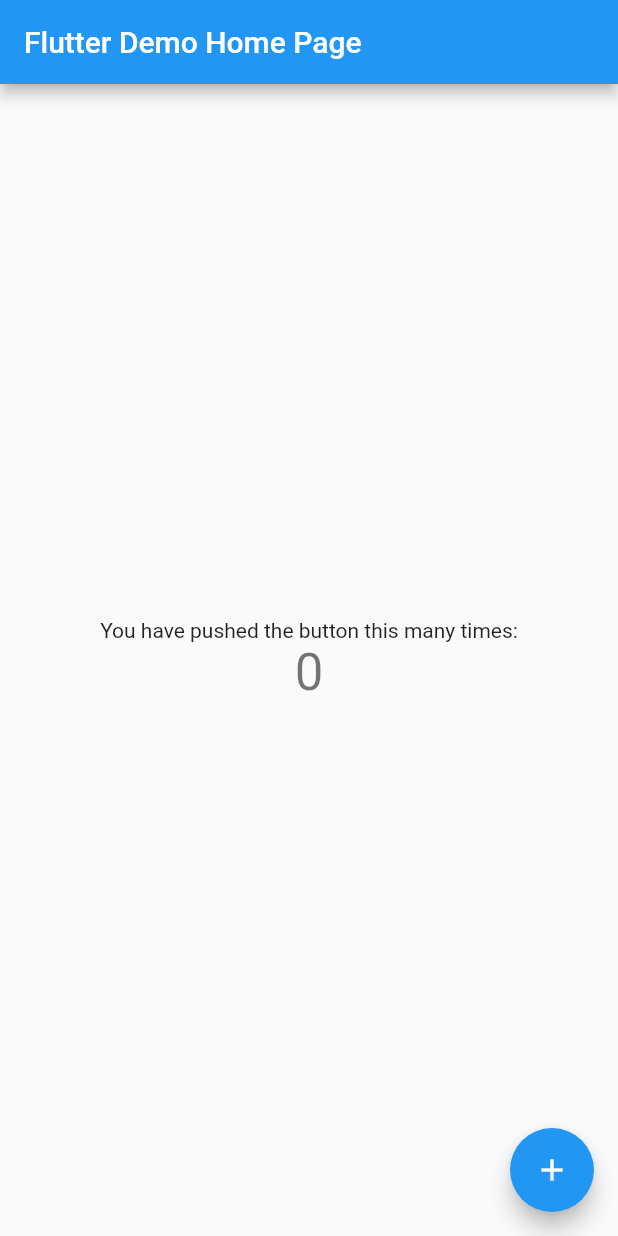
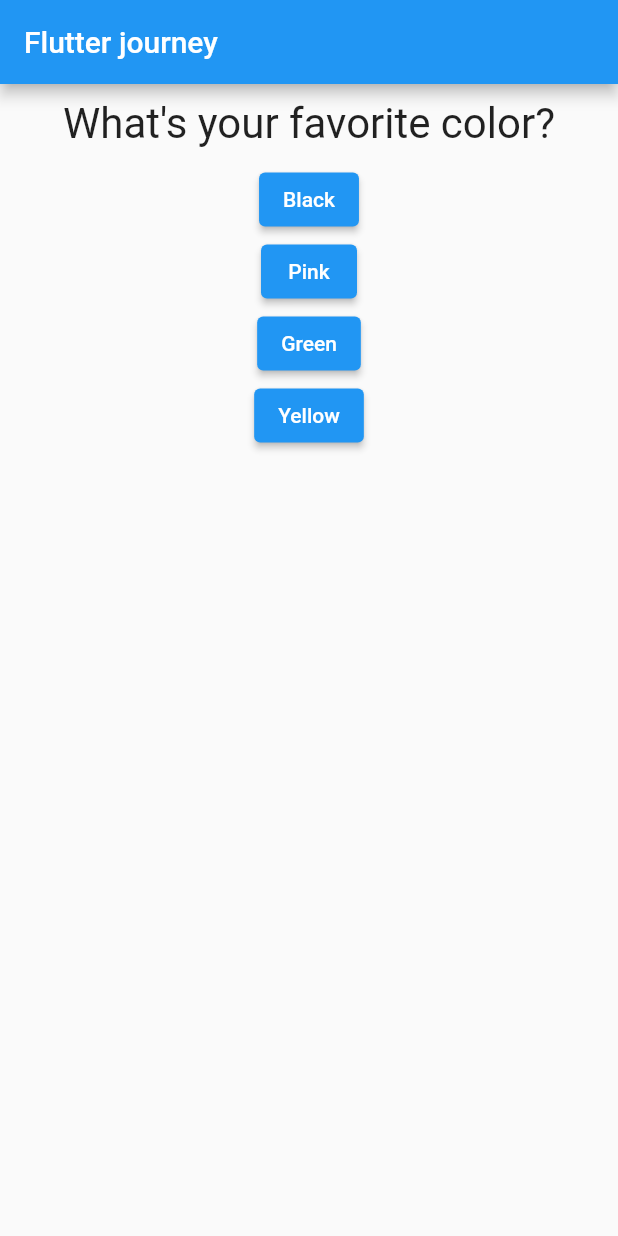
Before and after one commit to imNotADuck/le-duck, a Flutter app: the screen it shows after launch, on a phone screen of 412 x 824 dp. Run offline on Flutter 3.47's test engine with Material 2 defaults, Android fonts, the phone set to English and light mode, and no system bars.

Commit message:
first flutter app

```diff
--- /dev/null
+++ b/lib/answer.dart
@@ -0,0 +1,20 @@
+import 'package:flutter/material.dart';
+
+class Answer extends StatelessWidget {
+  const Answer({
+    super.key,
+    required this.answerText,
+    required this.onPressedCallback,
+  });
+
+  final String answerText;
+  final VoidCallback onPressedCallback;
+
+  @override
+  Widget build(BuildContext context) {
+    return ElevatedButton(
+      onPressed: onPressedCallback,
+      child: Text(answerText),
+    );
+  }
+}
--- a/lib/main.dart
+++ b/lib/main.dart
@@ -1,115 +1,100 @@
 import 'package:flutter/material.dart';
+import 'quiz.dart';
+import 'result.dart';
 
 void main() {
   runApp(const MyApp());
 }
 
-class MyApp extends StatelessWidget {
-  const MyApp({super.key});
+class MyApp extends StatefulWidget {
+  const MyApp({Key? key}) : super(key: key);
 
-  // This widget is the root of your application.
   @override
-  Widget build(BuildContext context) {
-    return MaterialApp(
-      title: 'Flutter Demo',
-      theme: ThemeData(
-        // This is the theme of your application.
-        //
-        // Try running your application with "flutter run". You'll see the
-        // application has a blue toolbar. Then, without quitting the app, try
-        // changing the primarySwatch below to Colors.green and then invoke
-        // "hot reload" (press "r" in the console where you ran "flutter run",
-        // or simply save your changes to "hot reload" in a Flutter IDE).
-        // Notice that the counter didn't reset back to zero; the application
-        // is not restarted.
-        primarySwatch: Colors.blue,
-      ),
-      home: const MyHomePage(title: 'Flutter Demo Home Page'),
-    );
-  }
+  State<StatefulWidget> createState() => _MyAppState();
 }
 
-class MyHomePage extends StatefulWidget {
-  const MyHomePage({super.key, required this.title});
+class _MyAppState extends State<MyApp> {
+  var _questionIndex = 0;
+  var _totalScores = 0;
+  var _hasReachEnd = false;
 
-  // This widget is the home page of your application. It is stateful, meaning
-  // that it has a State object (defined below) that contains fields that affect
-  // how it looks.
+  final _quizDict = const [
+    {
+      'question': 'What\'s your favorite color?',
+      'answers': [
+        {'text': 'Black', 'scores': 10},
+        {'text': 'Pink', 'scores': 3},
+        {'text': 'Green', 'scores': 11},
+        {'text': 'Yellow', 'scores': 1},
+      ]
+    },
+    {
+      'question': 'What\'s your favorite number?',
+      'answers': [
+        {'text': '99', 'scores': 5},
+        {'text': '69', 'scores': 0},
+        {'text': '13', 'scores': 3},
+        {'text': '01', 'scores': 10},
+      ]
+    },
+    {
+      'question': 'What\'s your favorite weather?',
+      'answers': [
+        {'text': 'Sunny', 'scores': 7},
+        {'text': 'Cloudy', 'scores': 8},
+        {'text': 'Rainy', 'scores': 11},
+      ]
+    },
+    {
+      'question': 'What\'s your favorite car?',
+      'answers': [
+        {'text': 'BMW', 'scores': 7},
+        {'text': 'RangeRover', 'scores': 8},
+        {'text': 'Toyota', 'scores': 5},
+      ]
+    },
+    {
+      'question': 'What\'s your favorite shit?',
+      'answers': [
+        {'text': 'shit', 'scores': 2},
+      ]
+    },
+  ];
 
-  // This class is the configuration for the state. It holds the values (in this
-  // case the title) provided by the parent (in this case the App widget) and
-  // used by the build method of the State. Fields in a Widget subclass are
-  // always marked "final".
+  void _nextQuestion(int scores) {
+    setState(() {
+      _questionIndex += 1;
+      _totalScores += scores;
+      _hasReachEnd = (_questionIndex >= _quizDict.length);
+    });
+  }
 
-  final String title;
-
-  @override
-  State<MyHomePage> createState() => _MyHomePageState();
-}
-
-class _MyHomePageState extends State<MyHomePage> {
-  int _counter = 0;
-
-  void _incrementCounter() {
+  void _resetQuiz() {
     setState(() {
-      // This call to setState tells the Flutter framework that something has
-      // changed in this State, which causes it to rerun the build method below
-      // so that the display can reflect the updated values. If we changed
-      // _counter without calling setState(), then the build method would not be
-      // called again, and so nothing would appear to happen.
-      _counter++;
+      _hasReachEnd = false;
+      _questionIndex = 0;
+      _totalScores = 0;
     });
   }
 
   @override
   Widget build(BuildContext context) {
-    // This method is rerun every time setState is called, for instance as done
-    // by the _incrementCounter method above.
-    //
-    // The Flutter framework has been optimized to make rerunning build methods
-    // fast, so that you can just rebuild anything that needs updating rather
-    // than having to individually change instances of widgets.
-    return Scaffold(
-      appBar: AppBar(
-        // Here we take the value from the MyHomePage object that was created by
-        // the App.build method, and use it to set our appbar title.
-        title: Text(widget.title),
+    return MaterialApp(
+      home: Scaffold(
+        appBar: AppBar(
+          title: const Text('Flutter journey'),
+        ),
+        body: !_hasReachEnd
+            ? Quiz(
+                quizList: _quizDict,
+                questionIndex: _questionIndex,
+                nextQuestionHandler: _nextQuestion,
+              )
+            : Result(
+                finalScores: _totalScores,
+                resetQuizHandler: _resetQuiz,
+              ),
       ),
-      body: Center(
-        // Center is a layout widget. It takes a single child and positions it
-        // in the middle of the parent.
-        child: Column(
-          // Column is also a layout widget. It takes a list of children and
-          // arranges them vertically. By default, it sizes itself to fit its
-          // children horizontally, and tries to be as tall as its parent.
-          //
-          // Invoke "debug painting" (press "p" in the console, choose the
-          // "Toggle Debug Paint" action from the Flutter Inspector in Android
-          // Studio, or the "Toggle Debug Paint" command in Visual Studio Code)
-          // to see the wireframe for each widget.
-          //
-          // Column has various properties to control how it sizes itself and
-          // how it positions its children. Here we use mainAxisAlignment to
-          // center the children vertically; the main axis here is the vertical
-          // axis because Columns are vertical (the cross axis would be
-          // horizontal).
-          mainAxisAlignment: MainAxisAlignment.center,
-          children: <Widget>[
-            const Text(
-              'You have pushed the button this many times:',
-            ),
-            Text(
-              '$_counter',
-              style: Theme.of(context).textTheme.headlineMedium,
-            ),
-          ],
-        ),
-      ),
-      floatingActionButton: FloatingActionButton(
-        onPressed: _incrementCounter,
-        tooltip: 'Increment',
-        child: const Icon(Icons.add),
-      ), // This trailing comma makes auto-formatting nicer for build methods.
     );
   }
 }
--- /dev/null
+++ b/lib/question.dart
@@ -0,0 +1,21 @@
+import 'package:flutter/material.dart';
+
+class Question extends StatelessWidget {
+  const Question(this.questionText, {super.key, this.fontsize = 28});
+
+  final String questionText;
+  final double? fontsize;
+
+  @override
+  Widget build(BuildContext context) {
+    return Container(
+      width: double.infinity,
+      margin: const EdgeInsets.all(10.0),
+      child: Text(
+        questionText,
+        style: TextStyle(fontSize: fontsize),
+        textAlign: TextAlign.center,
+      ),
+    );
+  }
+}
--- /dev/null
+++ b/lib/quiz.dart
@@ -0,0 +1,30 @@
+import 'package:flutter/material.dart';
+import 'package:flutter_guide/question.dart';
+import 'answer.dart';
+
+class Quiz extends StatelessWidget {
+  const Quiz(
+      {super.key,
+      required this.quizList,
+      required this.nextQuestionHandler,
+      required this.questionIndex});
+
+  final List<Map<String, Object>> quizList;
+  final Function(int) nextQuestionHandler;
+  final int questionIndex;
+
+  @override
+  Widget build(BuildContext context) {
+    return Column(children: <Widget>[
+      Question(
+        quizList[questionIndex]['question'] as String,
+      ),
+      ...(quizList[questionIndex]['answers'] as List<Map<String, Object>>).map(
+        (answer) => Answer(
+          answerText: answer['text'] as String,
+          onPressedCallback: () => nextQuestionHandler(answer['scores'] as int),
+        ),
+      ),
+    ]);
+  }
+}
--- /dev/null
+++ b/lib/result.dart
@@ -0,0 +1,48 @@
+import 'package:flutter/material.dart';
+
+class Result extends StatelessWidget {
+  const Result(
+      {super.key, required this.finalScores, required this.resetQuizHandler});
+
+  final int finalScores;
+
+  final VoidCallback resetQuizHandler;
+
+  String get resultPhrase {
+    if (finalScores > 35) {
+      return 'Man of culture';
+    } else if (finalScores >= 30) {
+      return 'Approved!';
+    } else if (finalScores >= 25) {
+      return 'Meh';
+    }
+    return 'You suck!';
+  }
+
+  @override
+  Widget build(BuildContext context) {
+    return Center(
+      child: Column(
+        mainAxisAlignment: MainAxisAlignment.center,
+        children: [
+          Text(
+            resultPhrase,
+            style: const TextStyle(fontSize: 40, fontWeight: FontWeight.w700),
+          ),
+          Text(
+            'Your final scores: $finalScores pts',
+            textAlign: TextAlign.center,
+            style: const TextStyle(fontSize: 30, color: Colors.red),
+          ),
+          ElevatedButton(
+            onPressed: resetQuizHandler,
+            child: const Text(
+              'Try again?',
+              style: TextStyle(fontSize: 30),
+            ),
+          )
+        ],
+      ),
+    );
+  }
+}
```
